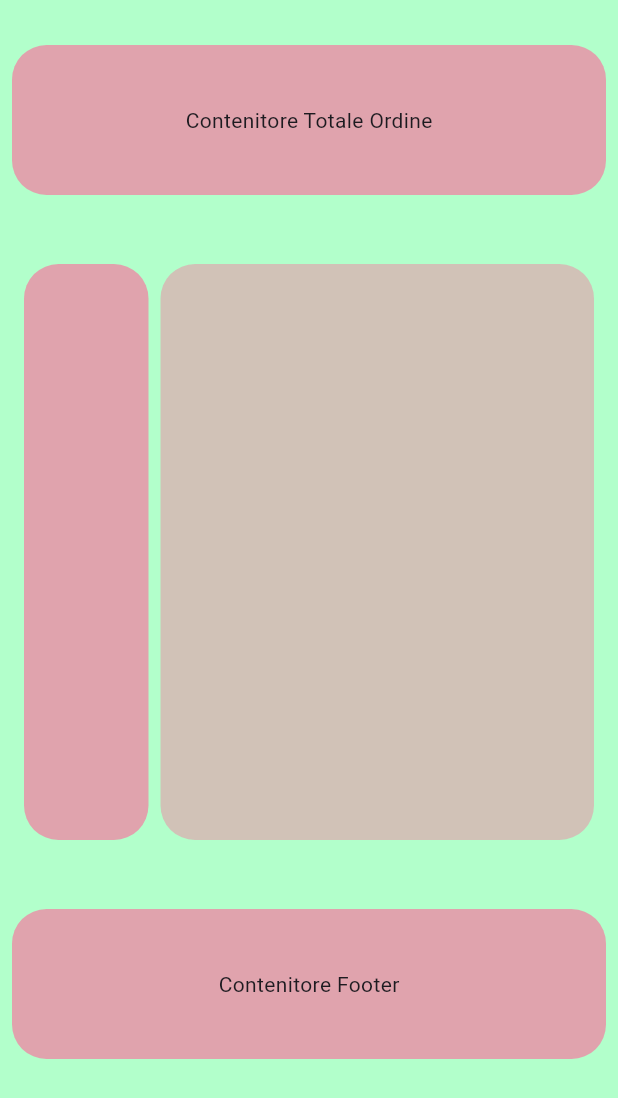
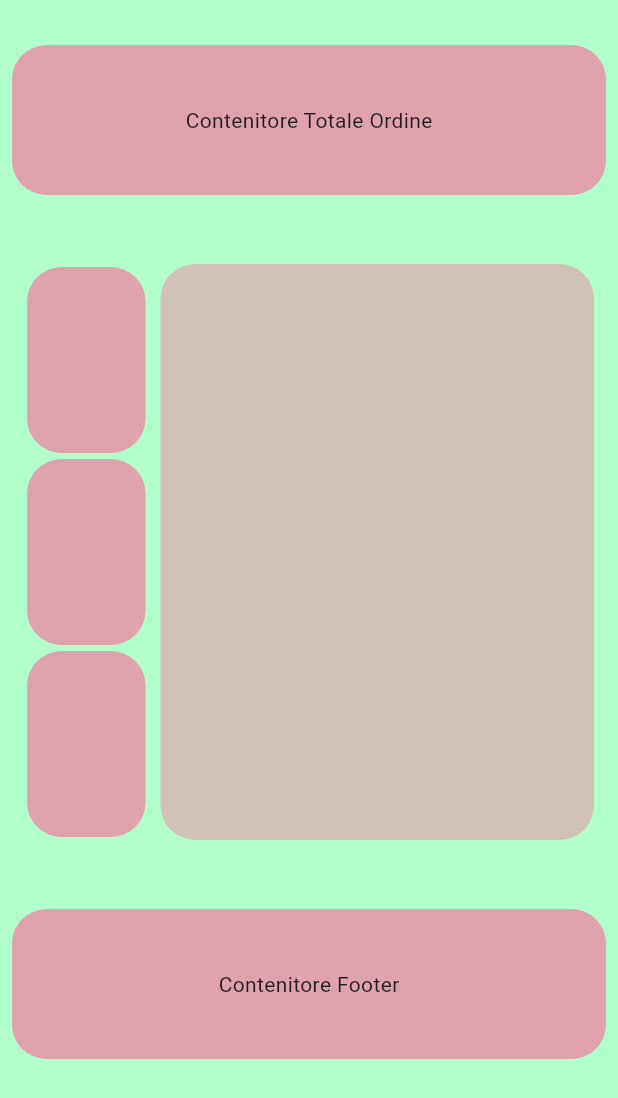
Before and after one commit to antonyjr0/ProgettoTotem, a Flutter app: the OrderScreen screen opened directly, on a phone screen of 412 x 824 dp. Shown: the top 1098 px of the screen. Run offline on Flutter 3.47's test engine with Material 3 defaults, Android fonts, the phone set to English and light mode, and no system bars; our stand-ins replace flutter_carousel_widget; network calls fail.

Commit message:
modifiche grafiche

```diff
--- a/lib/pages/carosello_immagini.dart
+++ b/lib/pages/carosello_immagini.dart
@@ -31,7 +31,8 @@ class CaroselloImmagini extends StatelessWidget {
               (item) => Center(
                   child: Image.network(
                 item,
-                fit: BoxFit.cover,
+                height: 500,
+                width: 300,
               )),
             )
             .toList(),
--- a/lib/pages/order_screen.dart
+++ b/lib/pages/order_screen.dart
@@ -33,11 +33,44 @@ class OrderScreen extends StatelessWidget {
                     child: Padding(
                       padding: const EdgeInsets.all(8.0),
                       child: Container(
-                        decoration: BoxDecoration(
-                          color: Color.fromRGBO(255, 102, 153, 0.6),
-                          borderRadius: BorderRadius.circular(23),
-                        ),
-                      ),
+                          decoration: BoxDecoration(
+                            color: Colors.transparent,
+                            borderRadius: BorderRadius.circular(23),
+                          ),
+                          child: Column(
+                            children: [
+                              Expanded(
+                                  flex: 1,
+                                  child: Container(
+                                    margin: EdgeInsets.symmetric(
+                                        horizontal: 2, vertical: 2),
+                                    decoration: BoxDecoration(
+                                      color: Color.fromRGBO(255, 102, 153, 0.6),
+                                      borderRadius: BorderRadius.circular(23),
+                                    ),
+                                  )),
+                              Expanded(
+                                  flex: 1,
+                                  child: Container(
+                                    margin: EdgeInsets.symmetric(
+                                        horizontal: 2, vertical: 2),
+                                    decoration: BoxDecoration(
+                                      color: Color.fromRGBO(255, 102, 153, 0.6),
+                                      borderRadius: BorderRadius.circular(23),
+                                    ),
+                                  )),
+                              Expanded(
+                                  flex: 1,
+                                  child: Container(
+                                    margin: EdgeInsets.symmetric(
+                                        horizontal: 2, vertical: 2),
+                                    decoration: BoxDecoration(
+                                      color: Color.fromRGBO(255, 102, 153, 0.6),
+                                      borderRadius: BorderRadius.circular(23),
+                                    ),
+                                  ))
+                            ],
+                          )),
                     ),
                   ),
                   Expanded(
```
